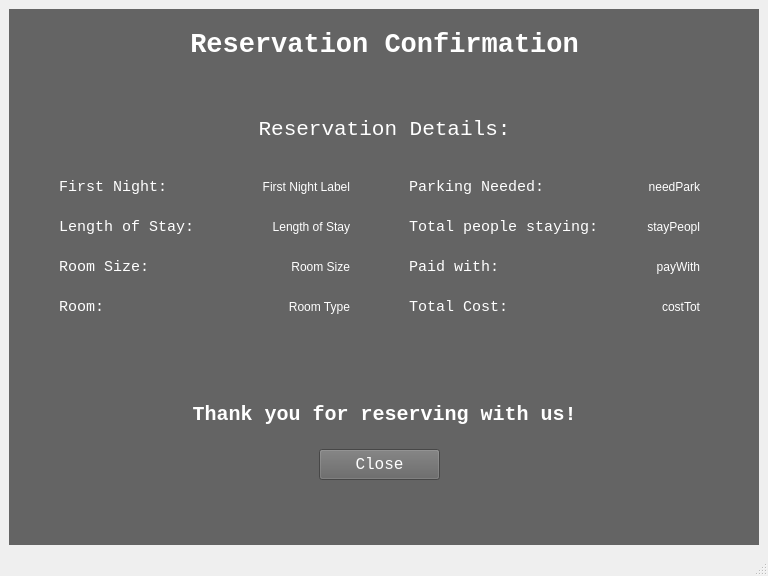
Above: mainwindow.ui from blakefuller/ResortReservation before the change. Below: the same form after it.
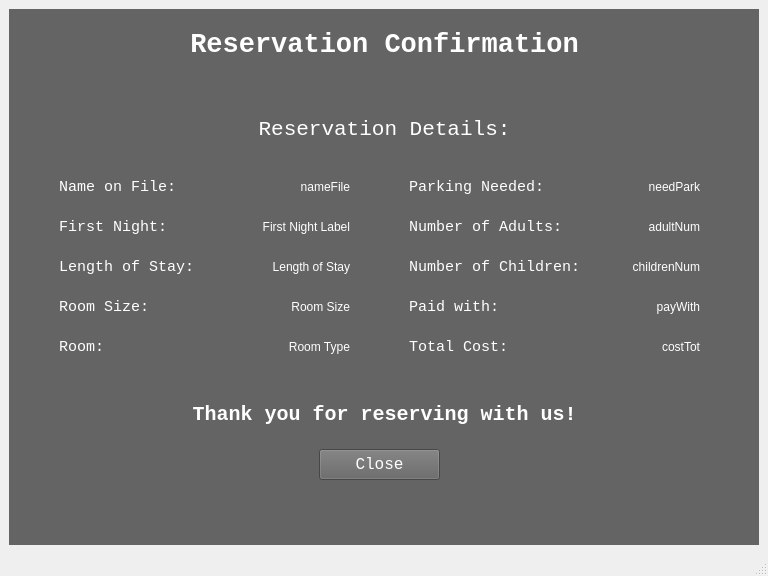
That is the form after the change. Icons and pictures are not drawn.

What changed in the file:
```diff
--- a/mainwindow.ui
+++ b/mainwindow.ui
@@ -1084,9 +1084,9 @@
        <widget class="QLabel" name="label_39">
         <property name="geometry">
          <rect>
-          <x>210</x>
+          <x>10</x>
           <y>110</y>
-          <width>331</width>
+          <width>731</width>
           <height>20</height>
          </rect>
         </property>
@@ -1107,7 +1107,7 @@
         <property name="geometry">
          <rect>
           <x>50</x>
-          <y>170</y>
+          <y>210</y>
           <width>121</width>
           <height>16</height>
          </rect>
@@ -1126,7 +1126,7 @@
         <property name="geometry">
          <rect>
           <x>50</x>
-          <y>210</y>
+          <y>250</y>
           <width>241</width>
           <height>16</height>
          </rect>
@@ -1145,7 +1145,7 @@
         <property name="geometry">
          <rect>
           <x>50</x>
-          <y>250</y>
+          <y>290</y>
           <width>241</width>
           <height>16</height>
          </rect>
@@ -1164,7 +1164,7 @@
         <property name="geometry">
          <rect>
           <x>50</x>
-          <y>290</y>
+          <y>330</y>
           <width>241</width>
           <height>16</height>
          </rect>
@@ -1183,7 +1183,7 @@
         <property name="geometry">
          <rect>
           <x>240</x>
-          <y>170</y>
+          <y>210</y>
           <width>101</width>
           <height>16</height>
          </rect>
@@ -1199,7 +1199,7 @@
         <property name="geometry">
          <rect>
           <x>260</x>
-          <y>210</y>
+          <y>250</y>
           <width>81</width>
           <height>16</height>
          </rect>
@@ -1215,7 +1215,7 @@
         <property name="geometry">
          <rect>
           <x>270</x>
-          <y>250</y>
+          <y>290</y>
           <width>71</width>
           <height>16</height>
          </rect>
@@ -1231,7 +1231,7 @@
         <property name="geometry">
          <rect>
           <x>270</x>
-          <y>290</y>
+          <y>330</y>
           <width>71</width>
           <height>16</height>
          </rect>
@@ -1271,7 +1271,7 @@
         <property name="geometry">
          <rect>
           <x>400</x>
-          <y>250</y>
+          <y>290</y>
           <width>131</width>
           <height>16</height>
          </rect>
@@ -1321,14 +1321,14 @@
          </font>
         </property>
         <property name="text">
-         <string>Total people staying:</string>
+         <string>Number of Adults:</string>
         </property>
        </widget>
        <widget class="QLabel" name="label_60">
         <property name="geometry">
          <rect>
           <x>400</x>
-          <y>290</y>
+          <y>330</y>
           <width>121</width>
           <height>16</height>
          </rect>
@@ -1353,7 +1353,7 @@
          </rect>
         </property>
         <property name="text">
-         <string>stayPeopl</string>
+         <string>adultNum</string>
         </property>
         <property name="alignment">
          <set>Qt::AlignRight|Qt::AlignTrailing|Qt::AlignVCenter</set>
@@ -1379,7 +1379,7 @@
         <property name="geometry">
          <rect>
           <x>620</x>
-          <y>290</y>
+          <y>330</y>
           <width>71</width>
           <height>16</height>
          </rect>
@@ -1395,7 +1395,7 @@
         <property name="geometry">
          <rect>
           <x>620</x>
-          <y>250</y>
+          <y>290</y>
           <width>71</width>
           <height>16</height>
          </rect>
@@ -1407,6 +1407,76 @@
          <set>Qt::AlignRight|Qt::AlignTrailing|Qt::AlignVCenter</set>
         </property>
        </widget>
+       <widget class="QLabel" name="label_45">
+        <property name="geometry">
+         <rect>
+          <x>50</x>
+          <y>170</y>
+          <width>121</width>
+          <height>16</height>
+         </rect>
+        </property>
+        <property name="font">
+         <font>
+          <family>Lucida Console</family>
+          <pointsize>11</pointsize>
+         </font>
+        </property>
+        <property name="text">
+         <string>Name on File:</string>
+        </property>
+       </widget>
+       <widget class="QLabel" name="label_61">
+        <property name="geometry">
+         <rect>
+          <x>400</x>
+          <y>250</y>
+          <width>201</width>
+          <height>16</height>
+         </rect>
+        </property>
+        <property name="font">
+         <font>
+          <family>Lucida Console</family>
+          <pointsize>11</pointsize>
+         </font>
+        </property>
+        <property name="text">
+         <string>Number of Children:</string>
+        </property>
+       </widget>
+       <widget class="QLabel" name="childrenNum">
+        <property name="geometry">
+         <rect>
+          <x>610</x>
+          <y>250</y>
+          <width>81</width>
+          <height>16</height>
+         </rect>
+        </property>
+        <property name="text">
+         <string>childrenNum</string>
+        </property>
+        <property name="alignment">
+         <set>Qt::AlignRight|Qt::AlignTrailing|Qt::AlignVCenter</set>
+        </property>
+       </widget>
+       <widget class="QLabel" name="nameFile">
+        <property name="geometry">
+         <rect>
+          <x>240</x>
+          <y>170</y>
+          <width>101</width>
+          <height>16</height>
+         </rect>
+        </property>
+        <property name="text">
+         <string>nameFile</string>
+        </property>
+        <property name="alignment">
+         <set>Qt::AlignRight|Qt::AlignTrailing|Qt::AlignVCenter</set>
+        </property>
+       </widget>
       </widget>
      </widget>
     </item>
```
Left out of the diff: 4 changed lines with no effect on the pictures.
